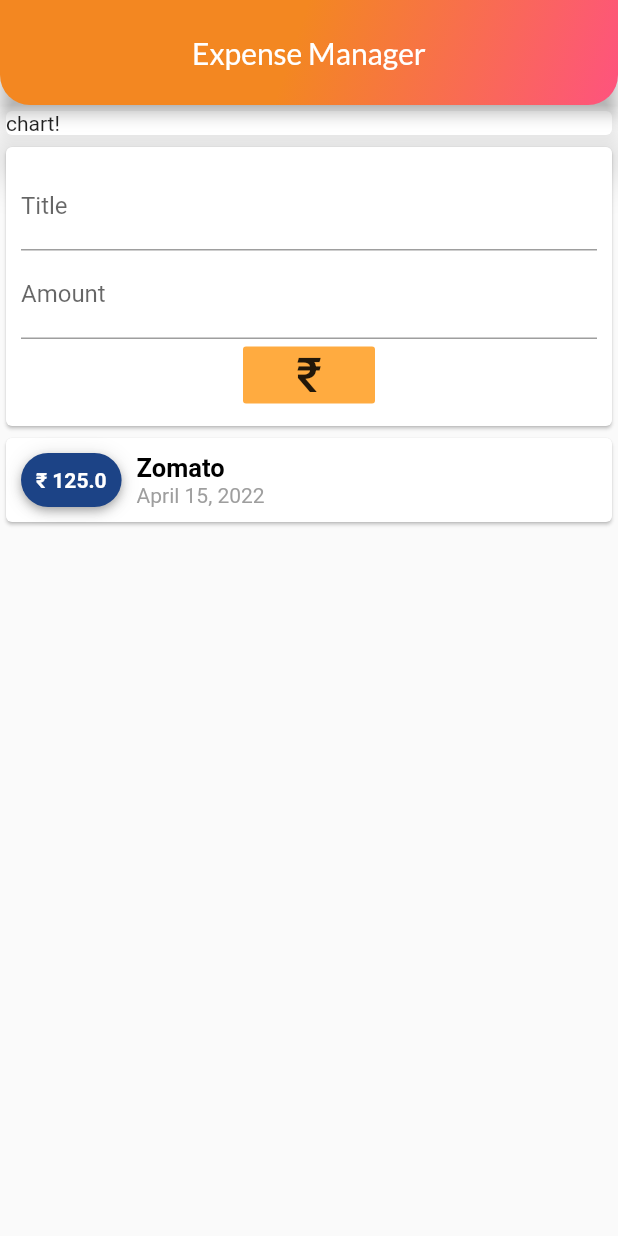
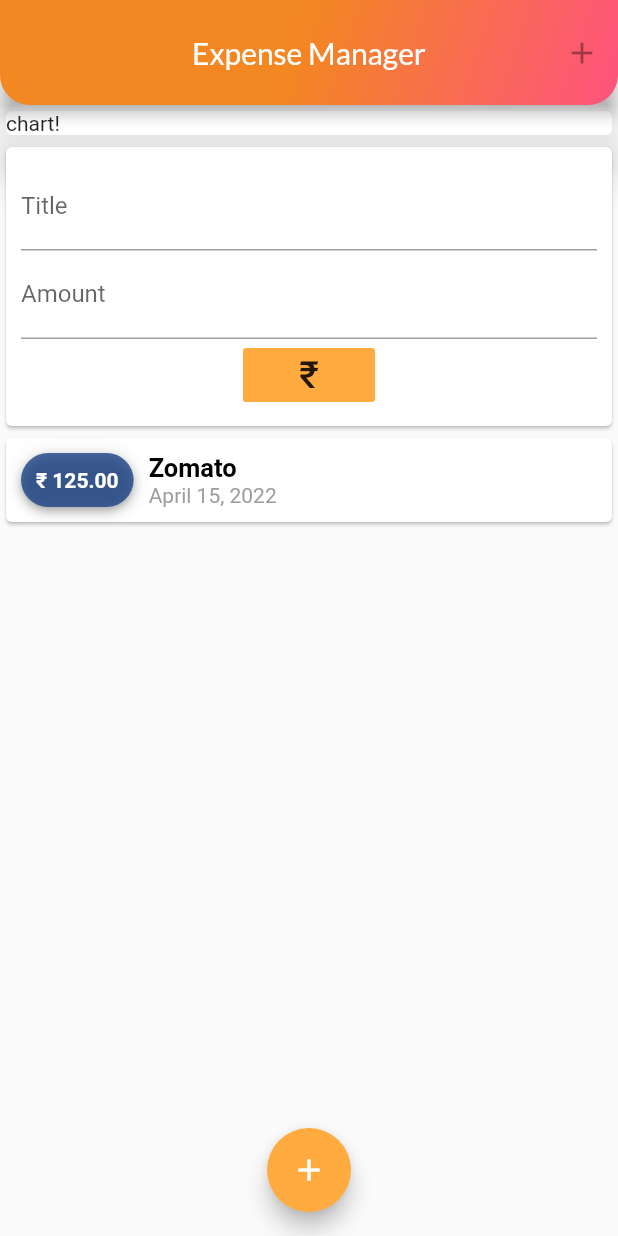
Before and after one commit to ashishu8888/expense_manager, a Flutter app: the screen it shows after launch, on a phone screen of 412 x 824 dp. Run offline on Flutter 3.47's test engine with Material 2 defaults, Android fonts, the phone set to English and light mode, and no system bars; our stand-ins replace google_fonts.

Commit message:
day4 many changes

```diff
--- a/lib/main.dart
+++ b/lib/main.dart
@@ -32,6 +32,7 @@ class MyHomePage extends StatelessWidget {
         toolbarHeight: 70,
         title: Text('Expense Manager', style: GoogleFonts.lato()),
         centerTitle: true,
+        actions: const [IconButton(onPressed: null, icon: Icon(Icons.add))],
         flexibleSpace: Container(
           decoration: const BoxDecoration(
               borderRadius: BorderRadius.only(
@@ -43,9 +44,10 @@ class MyHomePage extends StatelessWidget {
               ], begin: Alignment.bottomRight, end: Alignment.topCenter)),
         ),
       ),
-      body: Container(
+      body: SingleChildScrollView(
+        child: Container(
           height: 500,
-        child: ListView(
+          child: Column(
             children: const [
               SizedBox(
                 width: double.infinity,
@@ -59,6 +61,34 @@ class MyHomePage extends StatelessWidget {
             ],
           ),
         ),
+      ),
+      floatingActionButtonLocation: FloatingActionButtonLocation.centerFloat,
+      floatingActionButton: const FloatingActionButton(
+        backgroundColor: Colors.orangeAccent,
+        onPressed: null,
+        child: Icon(Icons.add),
+      ),
+      // bottomNavigationBar: BottomAppBar(
+      //   shape: const CircularNotchedRectangle(),
+      //   notchMargin: 4,
+      //   child: Row(
+      //     mainAxisAlignment: MainAxisAlignment.spaceEvenly,
+      //     children: const [
+      //       IconButton(
+      //           onPressed: null,
+      //           icon: Icon(
+      //             Icons.home,
+      //             color: Colors.orangeAccent,
+      //           )),
+      //       IconButton(
+      //           onPressed: null,
+      //           icon: Icon(
+      //             Icons.settings,
+      //             color: Colors.orangeAccent,
+      //           ))
+      //     ],
+      //   ),
+      // ),
     );
   }
 }
--- a/lib/widgets/new_transaction.dart
+++ b/lib/widgets/new_transaction.dart
@@ -6,7 +6,23 @@ class NewTransaction extends StatelessWidget {
   final Function txnew;
   final titleController = TextEditingController();
   final amountController = TextEditingController();
-  NewTransaction(this.txnew, {Key? key}) : super(key: key);
+  // ignore: use_key_in_widget_constructors
+  NewTransaction(this.txnew);
+
+  void submitData() {
+    var enteredTitle = titleController.text;
+    final enteredAmount = double.parse(amountController.text);
+
+    if (enteredTitle.isEmpty || enteredAmount < 0) {
+      return;
+    }
+    if (enteredAmount == 0) {
+      enteredTitle += ' (Free) ';
+    }
+
+    txnew(enteredTitle, enteredAmount);
+  }
+
   @override
   Widget build(BuildContext context) {
     return Card(
@@ -17,20 +33,20 @@ class NewTransaction extends StatelessWidget {
             TextField(
               decoration: const InputDecoration(labelText: 'Title'),
               controller: titleController,
+              onSubmitted: (_) => submitData(),
             ),
             TextField(
               decoration: const InputDecoration(labelText: 'Amount'),
               controller: amountController,
+              keyboardType: TextInputType.number,
+              onSubmitted: (_) => submitData(),
             ),
             FlatButton(
               color: Colors.orangeAccent,
-              onPressed: () {
-                txnew(
-                    titleController.text, double.parse(amountController.text));
-              },
+              onPressed: submitData,
               child: const Text(
                 ' \u{20B9} ',
-                style: TextStyle(fontSize: 32),
+                style: TextStyle(fontSize: 25),
               ),
             )
           ],
--- a/lib/widgets/transactionList.dart
+++ b/lib/widgets/transactionList.dart
@@ -8,49 +8,52 @@ class TransactionList extends StatelessWidget {
   TransactionList(this._userTransactions);
   @override
   Widget build(BuildContext context) {
-    return Column(
-        children: _userTransactions.map((tx) {
+    return Container(
+        height: 270,
+        child: ListView.builder(
+          itemBuilder: (context, index) {
             return Card(
-          // color: Colors.orangeAccent,
                 child: Row(
               children: [
-          Flexible(
-            child: Container(
+                Container(
                   margin: const EdgeInsets.symmetric(
                     vertical: 10,
                     horizontal: 10,
                   ),
                   decoration: BoxDecoration(
-                  color: Color((math.Random().nextDouble() * 0xFFFFFF).toInt())
-                      .withOpacity(1.0),
+                      color:
+                          Color((math.Random().nextDouble() * 0xFFFFFF).toInt())
+                              .withOpacity(0.8),
                       boxShadow: kElevationToShadow[4],
                       borderRadius: BorderRadius.circular(50)),
                   padding: const EdgeInsets.all(10),
                   child: Text(
-                '\u{20B9} ' + tx.amount.toString(),
+                    '\u{20B9} ' +
+                        _userTransactions[index].amount.toStringAsFixed(2),
                     style: const TextStyle(
                         fontWeight: FontWeight.bold, color: Colors.white),
-              ),
                   ),
                 ),
                 Column(
                   crossAxisAlignment: CrossAxisAlignment.start,
                   children: [
                     Text(
-                tx.title,
+                      _userTransactions[index].title,
                       style: const TextStyle(
                           fontWeight: FontWeight.bold,
                           color: Colors.black,
                           fontSize: 17),
                     ),
                     Text(
-                DateFormat.yMMMMd().format(tx.dd),
+                      DateFormat.yMMMMd().format(_userTransactions[index].dd),
                       style: const TextStyle(color: Colors.grey),
                     )
                   ],
                 )
               ],
             ));
-    }).toList());
+          },
+          itemCount: _userTransactions.length,
+        ));
   }
 }
```
Lines whose indentation alone changed are shown as unchanged.
